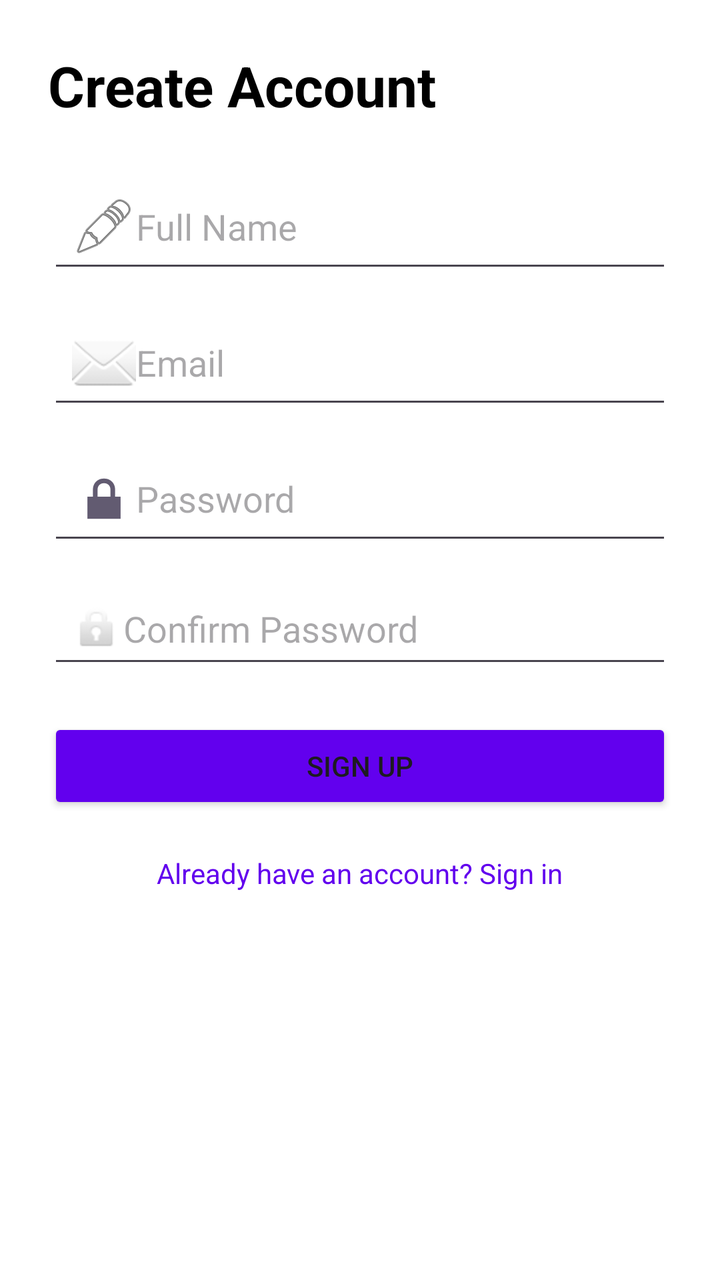
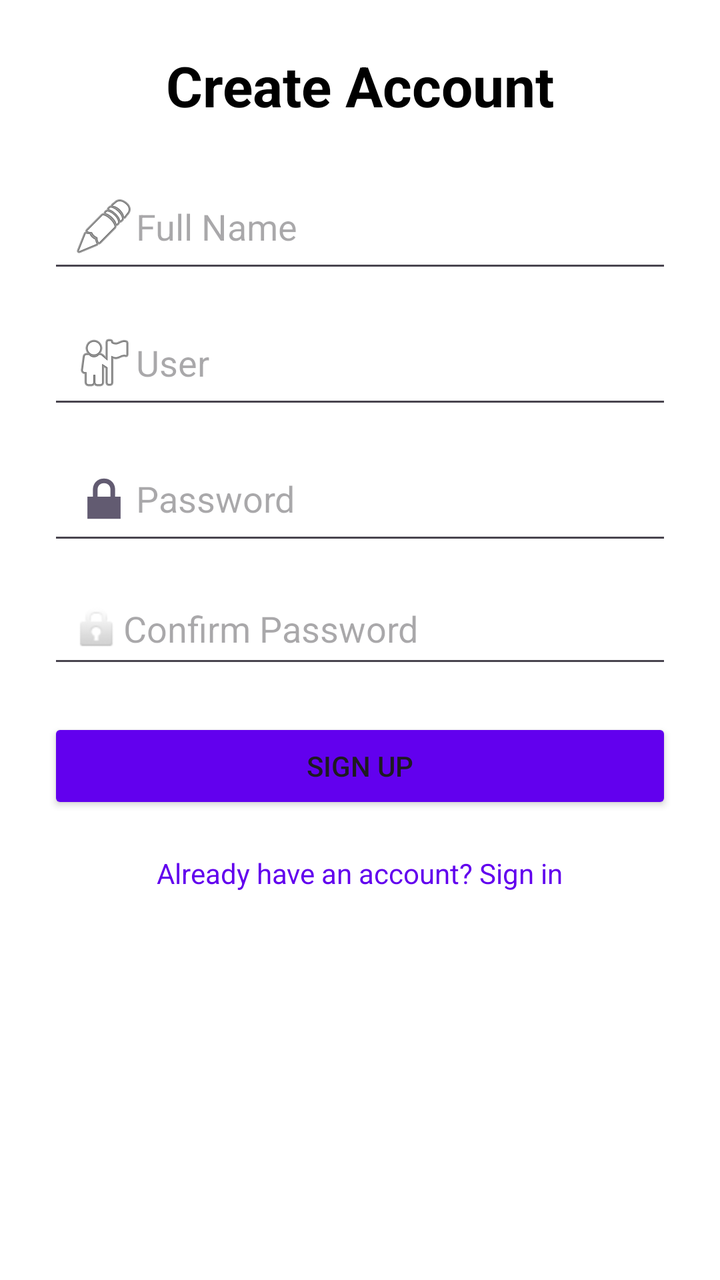

The first picture is an Android layout as it rendered before a commit; the second is the same layout after the commit. The layout source and the unified diff follow.
<!-- AndroidManifest.xml: application theme Theme.BaiTap -->
<!-- res/layout/activity_taotaikhoan.xml -->
<?xml version="1.0" encoding="utf-8"?>
<LinearLayout xmlns:android="http://schemas.android.com/apk/res/android"
    android:layout_width="match_parent"
    android:layout_height="match_parent"
    android:orientation="vertical"
    android:padding="24dp"
    android:background="@color/white">

    <TextView
        android:layout_width="wrap_content"
        android:layout_height="wrap_content"
        android:text="Create Account"
        android:textSize="28sp"
        android:textStyle="bold"
        android:textColor="@color/black"
        android:layout_marginBottom="24dp"/>

    <EditText
        android:id="@+id/etFullName"
        android:layout_width="match_parent"
        android:layout_height="wrap_content"
        android:hint="Full Name"
        android:drawableLeft="@android:drawable/ic_menu_edit"
        android:padding="12dp"/>

    <EditText
        android:id="@+id/etEmail"
        android:layout_width="match_parent"
        android:layout_height="wrap_content"
        android:hint="Email"
        android:inputType="textEmailAddress"
        android:drawableLeft="@android:drawable/ic_dialog_email"
        android:padding="12dp"
        android:layout_marginTop="12dp"/>

    <EditText
        android:id="@+id/etPassword"
        android:layout_width="match_parent"
        android:layout_height="wrap_content"
        android:hint="Password"
        android:inputType="textPassword"
        android:drawableLeft="@android:drawable/ic_lock_lock"
        android:padding="12dp"
        android:layout_marginTop="12dp"/>

    <EditText
        android:id="@+id/etConfirmPassword"
        android:layout_width="match_parent"
        android:layout_height="wrap_content"
        android:hint="Confirm Password"
        android:inputType="textPassword"
        android:drawableLeft="@android:drawable/ic_lock_idle_lock"
        android:padding="12dp"
        android:layout_marginTop="12dp"/>

    <Button
        android:id="@+id/btnSignup"
        android:layout_width="match_parent"
        android:layout_height="wrap_content"
        android:text="SIGN UP"
        android:backgroundTint="@color/purple_500"
        android:textAllCaps="false"
        android:layout_marginTop="20dp"/>

    <TextView
        android:id="@+id/tvSignin"
        android:layout_width="wrap_content"
        android:layout_height="wrap_content"
        android:text="Already have an account? Sign in"
        android:textColor="@color/purple_500"
        android:layout_gravity="center"
        android:layout_marginTop="20dp"/>
</LinearLayout>
<!-- resources referenced by this layout -->
<resources>
  <color name="black">#000000</color>
  <color name="purple_500">#6200EE</color>
  <color name="white">#FFFFFF</color>
  <style name="Theme.BaiTap" parent="Base.Theme.BaiTap" />
  <style name="Base.Theme.BaiTap" parent="Theme.Material3.DayNight.NoActionBar">
          
          
      </style>
</resources>

<!-- the commit's change to res/layout/activity_taotaikhoan.xml (unified diff, before → after) -->
@@ -6,13 +6,15 @@
     android:padding="24dp"
     android:background="@color/white">
 
+    
     <TextView
-        android:layout_width="wrap_content"
+        android:layout_width="match_parent"
         android:layout_height="wrap_content"
         android:text="Create Account"
         android:textSize="28sp"
         android:textStyle="bold"
         android:textColor="@color/black"
+        android:gravity="center"
         android:layout_marginBottom="24dp"/>
 
     <EditText
@@ -23,13 +25,14 @@
         android:drawableLeft="@android:drawable/ic_menu_edit"
         android:padding="12dp"/>
 
+    
     <EditText
-        android:id="@+id/etEmail"
+        android:id="@+id/etUser"
         android:layout_width="match_parent"
         android:layout_height="wrap_content"
-        android:hint="Email"
-        android:inputType="textEmailAddress"
-        android:drawableLeft="@android:drawable/ic_dialog_email"
+        android:hint="User"
+        android:inputType="textPersonName"
+        android:drawableLeft="@android:drawable/ic_menu_myplaces"
         android:padding="12dp"
         android:layout_marginTop="12dp"/>
 
